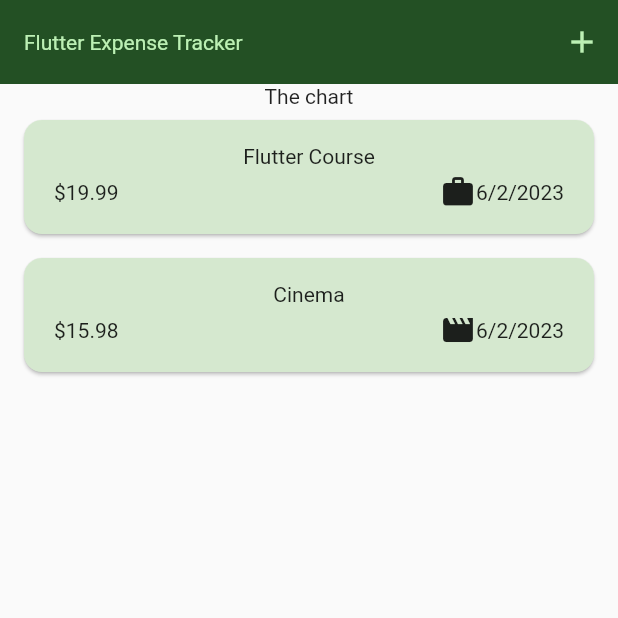
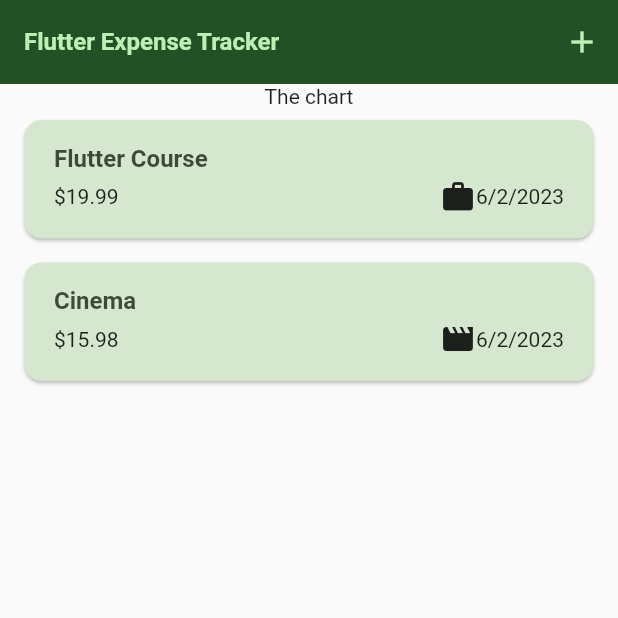
Before and after one commit to galuhbudhiswara/ExpenseTracker, a Flutter app: the screen it shows after launch, on a phone screen of 412 x 824 dp, the top half of it. Run offline on Flutter 3.47's test engine with Material 2 defaults, Android fonts, the phone set to English and light mode, and no system bars.

Commit message:
Adding Expenses Bucket

```diff
--- a/lib/widgets/expenses-list/expense_item.dart
+++ b/lib/widgets/expenses-list/expense_item.dart
@@ -16,8 +16,9 @@ class ExpenseItemn extends StatelessWidget {
           vertical:  16,
         ),
         child: Column(
+          crossAxisAlignment: CrossAxisAlignment.start,
           children: [
-            Text(expense.title),
+            Text(expense.title, style: Theme.of(context).textTheme.titleLarge,),
             const SizedBox(height: 4,),
             Row(
               children: [
--- a/lib/widgets/expenses-list/expenses_list.dart
+++ b/lib/widgets/expenses-list/expenses_list.dart
@@ -9,7 +9,7 @@ class ExpensesList extends StatelessWidget {
     required this.onRemovedExpense,
   });
 
-  final void Function (Expense expense) onRemovedExpense;
+  final void Function(Expense expense) onRemovedExpense;
   final List<Expense> expenses;
 
   @override
@@ -18,9 +18,15 @@ class ExpensesList extends StatelessWidget {
       itemCount: expenses.length,
       itemBuilder: (context, index) => Dismissible(
         key: ValueKey(expenses[index]),
+        background: Container(
+          color: Theme.of(context).colorScheme.error.withOpacity(0.75),
+          margin: EdgeInsets.symmetric(
+            horizontal: Theme.of(context).cardTheme.margin!.horizontal,
+          ),
+        ),
         onDismissed: (direction) {
           onRemovedExpense(expenses[index]);
-        } ,
+        },
         child: ExpenseItemn(
           expenses[index],
         ),
```
Also changed, not shown: lib/main.dart (+25 -2 lines), lib/models/expense.dart (+26 -4 lines).
